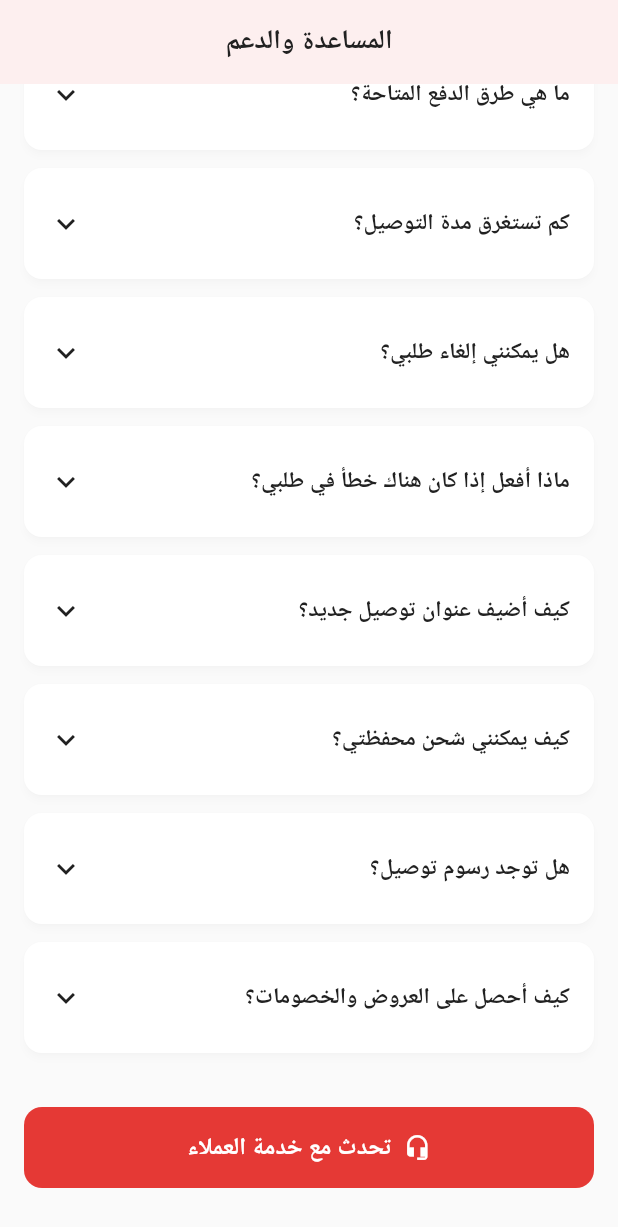
After one commit to mahmoodhamdi/bagour-delivery, a Flutter app: the HelpScreen screen opened by its route, scrolled down 530 dp, after a tap on "تحدث مع خدمة العملاء", on a phone screen of 412 x 824 dp. The commit adds this screen. Shown: the top 1227 px of the screen. Run offline on Flutter 3.47's test engine with Material 3 defaults, Android fonts, the phone set to English and light mode, and no system bars; our stand-ins replace cached_network_image, dio, firebase_core, firebase_messaging, flutter_local_notifications, flutter_rating_bar and 11 more; accounts and stored records are empty; Roboto replaces fonts that are missing (Cairo).

Commit message:
feat(customer-app): Add comprehensive Help & Support screen
- Created HelpScreen with FAQs and contact information
- 9 FAQs covering common user questions:
  * Order tracking
  * Payment methods
  * Delivery times
  * Order cancellation
  * Address management
  * Wallet top-up
  * Delivery fees
  * Promotions
- Contact cards with phone, email, and business hours
- Direct links to call support or send email
- "Talk to Customer Service" CTA button
- Added /help route
- Connected from ProfileScreen menu
- Professional support experience for users

```diff
--- a/customer-app/lib/config/routes.dart
+++ b/customer-app/lib/config/routes.dart
@@ -24,6 +24,7 @@ import '../screens/legal/privacy_policy_screen.dart';
 import '../screens/legal/terms_screen.dart';
 import '../screens/address/map_picker_screen.dart';
 import '../screens/menu/menu_item_details_screen.dart';
+import '../screens/help/help_screen.dart';
 import '../models/restaurant.dart';
 
 class AppRoutes {
@@ -54,6 +55,7 @@ class AppRoutes {
   static const String notifications = '/notifications';
   static const String settings = '/settings';
   static const String wallet = '/wallet';
+  static const String help = '/help';
   static const String privacyPolicy = '/privacy-policy';
   static const String terms = '/terms';
   static const String payment = '/payment';
@@ -209,6 +211,10 @@ final GoRouter appRouter = GoRouter(
       builder: (context, state) => const WalletScreen(),
     ),
     GoRoute(
+      path: AppRoutes.help,
+      builder: (context, state) => const HelpScreen(),
+    ),
+    GoRoute(
       path: AppRoutes.privacyPolicy,
       builder: (context, state) => const PrivacyPolicyScreen(),
     ),
--- /dev/null
+++ b/customer-app/lib/screens/help/help_screen.dart
@@ -0,0 +1,212 @@
+import 'package:flutter/material.dart';
+import 'package:url_launcher/url_launcher.dart';
+import '../../config/theme.dart';
+import '../../config/constants.dart';
+
+class HelpScreen extends StatelessWidget {
+  const HelpScreen({Key? key}) : super(key: key);
+
+  @override
+  Widget build(BuildContext context) {
+    return Scaffold(
+      appBar: AppBar(
+        title: const Text('المساعدة والدعم'),
+        centerTitle: true,
+      ),
+      body: ListView(
+        padding: const EdgeInsets.all(16),
+        children: [
+          // Contact Cards
+          _buildContactCard(
+            context,
+            icon: Icons.phone,
+            title: 'اتصل بنا',
+            subtitle: AppConstants.supportPhone,
+            onTap: () => _makePhoneCall(AppConstants.supportPhone),
+          ),
+          const SizedBox(height: 12),
+          _buildContactCard(
+            context,
+            icon: Icons.email,
+            title: 'راسلنا',
+            subtitle: 'support@bagour-delivery.com',
+            onTap: () => _sendEmail('support@bagour-delivery.com'),
+          ),
+          const SizedBox(height: 12),
+          _buildContactCard(
+            context,
+            icon: Icons.access_time,
+            title: 'ساعات العمل',
+            subtitle: 'يومياً من 9 صباحاً - 12 منتصف الليل',
+            onTap: null,
+          ),
+          const SizedBox(height: 24),
+
+          // FAQs Section
+          Text(
+            'الأسئلة الشائعة',
+            style: Theme.of(context).textTheme.titleLarge?.copyWith(
+                  fontWeight: FontWeight.bold,
+                ),
+          ),
+          const SizedBox(height: 16),
+
+          _buildFAQItem(
+            context,
+            question: 'كيف يمكنني تتبع طلبي؟',
+            answer:
+                'يمكنك تتبع طلبك من خلال الانتقال إلى "طلباتي" من القائمة الرئيسية. سيتم تحديث حالة الطلب تلقائياً وستتلقى إشعارات عند كل تغيير.',
+          ),
+
+          _buildFAQItem(
+            context,
+            question: 'ما هي طرق الدفع المتاحة؟',
+            answer:
+                'نقبل الدفع عند الاستلام، الدفع بالبطاقة الائتمانية، والمحافظ الإلكترونية. يمكنك أيضاً استخدام رصيد المحفظة الخاص بك.',
+          ),
+
+          _buildFAQItem(
+            context,
+            question: 'كم تستغرق مدة التوصيل؟',
+            answer:
+                'تختلف مدة التوصيل حسب موقعك والمطعم، ولكن عادة ما تستغرق من 30-45 دقيقة. سيتم عرض الوقت التقديري عند تقديم الطلب.',
+          ),
+
+          _buildFAQItem(
+            context,
+            question: 'هل يمكنني إلغاء طلبي؟',
+            answer:
+                'نعم، يمكنك إلغاء الطلب قبل أن يبدأ المطعم في تحضيره. انتقل إلى صفحة تتبع الطلب واضغط على "إلغاء الطلب" من القائمة.',
+          ),
+
+          _buildFAQItem(
+            context,
+            question: 'ماذا أفعل إذا كان هناك خطأ في طلبي؟',
+            answer:
+                'إذا كان هناك أي مشكلة في طلبك، يرجى التواصل معنا فوراً عبر الهاتف أو البريد الإلكتروني. سنعمل على حل المشكلة في أسرع وقت ممكن.',
+          ),
+
+          _buildFAQItem(
+            context,
+            question: 'كيف أضيف عنوان توصيل جديد؟',
+            answer:
+                'اذهب إلى "العناوين" من القائمة الرئيسية، ثم اضغط على "إضافة عنوان". يمكنك اختيار الموقع على الخريطة لتحديد العنوان بدقة.',
+          ),
+
+          _buildFAQItem(
+            context,
+            question: 'كيف يمكنني شحن محفظتي؟',
+            answer:
+                'اذهب إلى "المحفظة" من القائمة الرئيسية، ثم اضغط على "شحن المحفظة". اختر المبلغ وطريقة الدفع المفضلة لديك.',
+          ),
+
+          _buildFAQItem(
+            context,
+            question: 'هل توجد رسوم توصيل؟',
+            answer:
+                'رسوم التوصيل تختلف حسب المطعم والمسافة. بعض المطاعم تقدم توصيلاً مجانياً للطلبات التي تتجاوز حداً معيناً.',
+          ),
+
+          _buildFAQItem(
+            context,
+            question: 'كيف أحصل على العروض والخصومات؟',
+            answer:
+                'تابع إشعارات التطبيق للحصول على أحدث العروض. يمكنك أيضاً استخدام أكواد الخصم عند إتمام الطلب.',
+          ),
+
+          const SizedBox(height: 24),
+
+          // Support Button
+          SizedBox(
+            width: double.infinity,
+            child: ElevatedButton.icon(
+              onPressed: () => _makePhoneCall(AppConstants.supportPhone),
+              icon: const Icon(Icons.headset_mic),
+              label: const Text('تحدث مع خدمة العملاء'),
+              style: ElevatedButton.styleFrom(
+                padding: const EdgeInsets.symmetric(vertical: 16),
+                backgroundColor: AppColors.primary,
+                foregroundColor: Colors.white,
+              ),
+            ),
+          ),
+
+          const SizedBox(height: 16),
+        ],
+      ),
+    );
+  }
+
+  Widget _buildContactCard(
+    BuildContext context, {
+    required IconData icon,
+    required String title,
+    required String subtitle,
+    VoidCallback? onTap,
+  }) {
+    return Card(
+      child: ListTile(
+        leading: CircleAvatar(
+          backgroundColor: AppColors.primary.withOpacity(0.1),
+          child: Icon(icon, color: AppColors.primary),
+        ),
+        title: Text(
+          title,
+          style: const TextStyle(fontWeight: FontWeight.bold),
+        ),
+        subtitle: Text(subtitle),
+        trailing: onTap != null ? const Icon(Icons.arrow_forward_ios, size: 16) : null,
+        onTap: onTap,
+      ),
+    );
+  }
+
+  Widget _buildFAQItem(
+    BuildContext context, {
+    required String question,
+    required String answer,
+  }) {
+    return Card(
+      margin: const EdgeInsets.only(bottom: 12),
+      child: Theme(
+        data: Theme.of(context).copyWith(dividerColor: Colors.transparent),
+        child: ExpansionTile(
+          tilePadding: const EdgeInsets.symmetric(horizontal: 16, vertical: 8),
+          title: Text(
+            question,
+            style: const TextStyle(
+              fontWeight: FontWeight.w600,
+              fontSize: 15,
+            ),
+          ),
+          children: [
+            Padding(
+              padding: const EdgeInsets.fromLTRB(16, 0, 16, 16),
+              child: Text(
+                answer,
+                style: TextStyle(
+                  color: Colors.grey[700],
+                  height: 1.5,
+                ),
+              ),
+            ),
+          ],
+        ),
+      ),
+    );
+  }
+
+  Future<void> _makePhoneCall(String phoneNumber) async {
+    final uri = Uri.parse('tel:$phoneNumber');
+    if (await canLaunchUrl(uri)) {
+      await launchUrl(uri);
+    }
+  }
+
+  Future<void> _sendEmail(String email) async {
+    final uri = Uri.parse('mailto:$email?subject=استفسار من تطبيق توصيل الباجور');
+    if (await canLaunchUrl(uri)) {
+      await launchUrl(uri);
+    }
+  }
+}
--- a/customer-app/lib/screens/profile/profile_screen.dart
+++ b/customer-app/lib/screens/profile/profile_screen.dart
@@ -181,10 +181,7 @@ class ProfileScreen extends ConsumerWidget {
                 _MenuItem(
                   icon: Icons.help_outline,
                   title: 'المساعدة والدعم',
-                  onTap: () {
-                    // Show support dialog
-                    _showSupportDialog(context);
-                  },
+                  onTap: () => context.push(AppRoutes.help),
                 ),
                 _MenuItem(
                   icon: Icons.info_outline,
```
